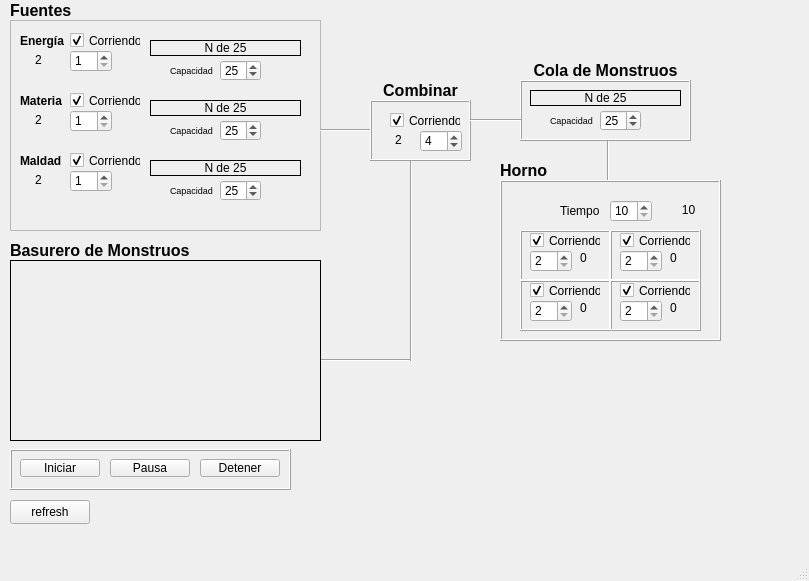
Ale083/ProyectosTEC, file EstructurasDeDatos(cpp)/MonsterFactoryProject2024130345/mainwindow.ui: the form before one commit.
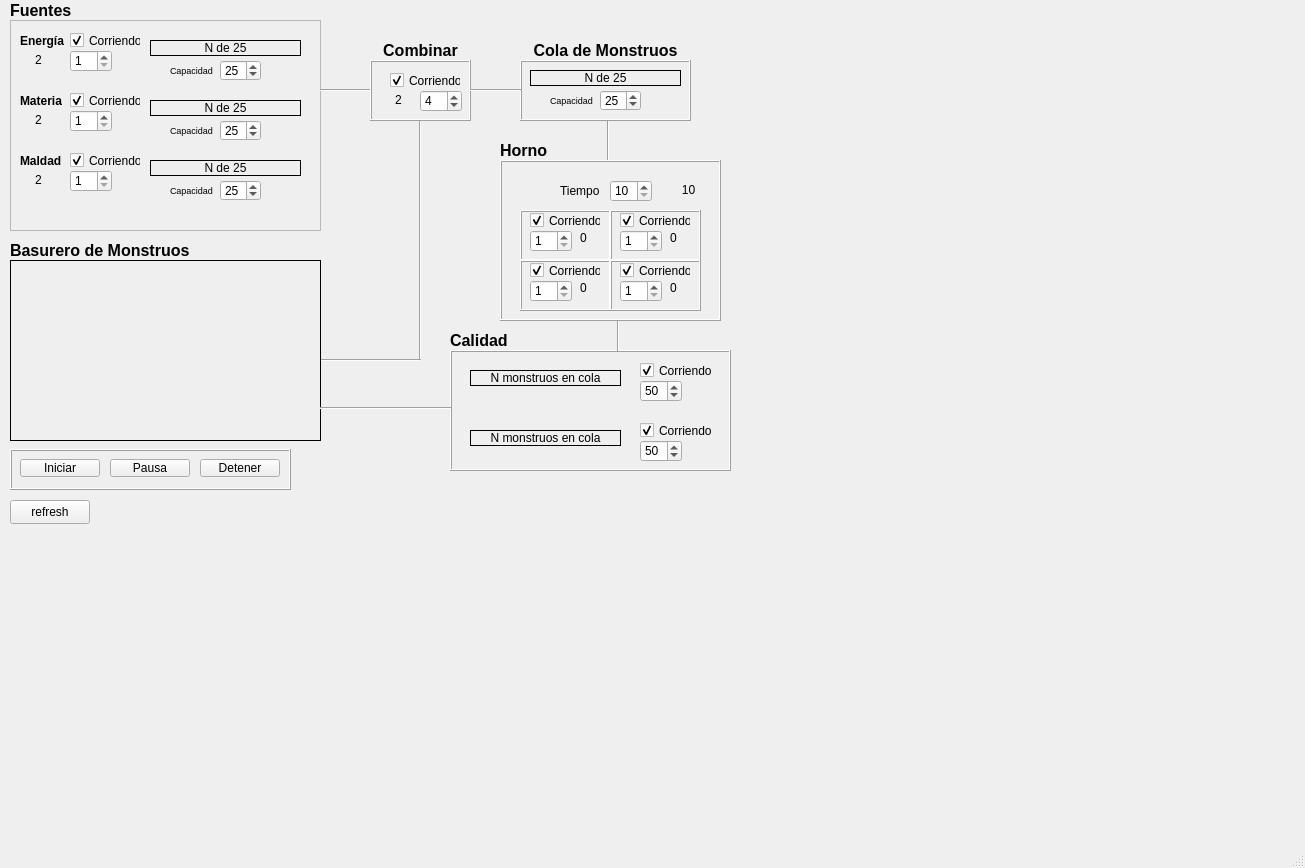
The form after the commit.

Commit message: Crashea cuando se acerca al fin del horno

```diff
--- a/EstructurasDeDatos(cpp)/MonsterFactoryProject2024130345/mainwindow.ui
+++ b/EstructurasDeDatos(cpp)/MonsterFactoryProject2024130345/mainwindow.ui
@@ -6,8 +6,8 @@
    <rect>
     <x>0</x>
     <y>0</y>
-    <width>809</width>
-    <height>581</height>
+    <width>1305</width>
+    <height>868</height>
    </rect>
   </property>
   <property name="windowTitle">
@@ -494,7 +494,7 @@
     <property name="geometry">
      <rect>
       <x>320</x>
-      <y>120</y>
+      <y>80</y>
       <width>51</width>
       <height>20</height>
      </rect>
@@ -507,7 +507,7 @@
     <property name="geometry">
      <rect>
       <x>370</x>
-      <y>100</y>
+      <y>60</y>
       <width>101</width>
       <height>61</height>
      </rect>
@@ -580,7 +580,7 @@
     <property name="geometry">
      <rect>
       <x>370</x>
-      <y>80</y>
+      <y>40</y>
       <width>101</width>
       <height>21</height>
      </rect>
@@ -601,10 +601,10 @@
    <widget class="Line" name="line_2">
     <property name="geometry">
      <rect>
-      <x>403</x>
-      <y>160</y>
-      <width>16</width>
-      <height>201</height>
+      <x>410</x>
+      <y>120</y>
+      <width>20</width>
+      <height>241</height>
      </rect>
     </property>
     <property name="orientation">
@@ -616,7 +616,7 @@
      <rect>
       <x>320</x>
       <y>350</y>
-      <width>91</width>
+      <width>101</width>
       <height>20</height>
      </rect>
     </property>
@@ -666,7 +666,7 @@
     <property name="geometry">
      <rect>
       <x>520</x>
-      <y>60</y>
+      <y>40</y>
       <width>171</width>
       <height>21</height>
      </rect>
@@ -688,7 +688,7 @@
     <property name="geometry">
      <rect>
       <x>520</x>
-      <y>80</y>
+      <y>60</y>
       <width>171</width>
       <height>61</height>
      </rect>
@@ -775,7 +775,7 @@
     <property name="geometry">
      <rect>
       <x>470</x>
-      <y>110</y>
+      <y>80</y>
       <width>51</width>
       <height>20</height>
      </rect>
@@ -788,7 +788,7 @@
     <property name="geometry">
      <rect>
       <x>600</x>
-      <y>140</y>
+      <y>120</y>
       <width>16</width>
       <height>41</height>
      </rect>
@@ -801,7 +801,7 @@
     <property name="geometry">
      <rect>
       <x>500</x>
-      <y>180</y>
+      <y>160</y>
       <width>221</width>
       <height>161</height>
      </rect>
@@ -888,7 +888,7 @@
        </rect>
       </property>
       <property name="minimum">
-       <number>2</number>
+       <number>1</number>
       </property>
       <property name="maximum">
        <number>4</number>
@@ -952,7 +952,7 @@
        </rect>
       </property>
       <property name="minimum">
-       <number>2</number>
+       <number>1</number>
       </property>
       <property name="maximum">
        <number>4</number>
@@ -1016,7 +1016,7 @@
        </rect>
       </property>
       <property name="minimum">
-       <number>2</number>
+       <number>1</number>
       </property>
       <property name="maximum">
        <number>4</number>
@@ -1080,7 +1080,7 @@
        </rect>
       </property>
       <property name="minimum">
-       <number>2</number>
+       <number>1</number>
       </property>
       <property name="maximum">
        <number>4</number>
@@ -1124,7 +1124,7 @@
     <property name="geometry">
      <rect>
       <x>500</x>
-      <y>160</y>
+      <y>140</y>
       <width>171</width>
       <height>21</height>
      </rect>
@@ -1210,6 +1210,214 @@
      <string>refresh</string>
     </property>
    </widget>
+   <widget class="QFrame" name="frmCalidad">
+    <property name="geometry">
+     <rect>
+      <x>450</x>
+      <y>350</y>
+      <width>281</width>
+      <height>121</height>
+     </rect>
+    </property>
+    <property name="frameShape">
+     <enum>QFrame::Shape::Box</enum>
+    </property>
+    <property name="frameShadow">
+     <enum>QFrame::Shadow::Raised</enum>
+    </property>
+    <widget class="QCheckBox" name="checkBoxRobot1">
+     <property name="geometry">
+      <rect>
+       <x>190</x>
+       <y>10</y>
+       <width>81</width>
+       <height>21</height>
+      </rect>
+     </property>
+     <property name="text">
+      <string>Corriendo</string>
+     </property>
+     <property name="checked">
+      <bool>true</bool>
+     </property>
+    </widget>
+    <widget class="QSpinBox" name="sbxProbaRobot1">
+     <property name="enabled">
+      <bool>true</bool>
+     </property>
+     <property name="geometry">
+      <rect>
+       <x>190</x>
+       <y>30</y>
+       <width>42</width>
+       <height>22</height>
+      </rect>
+     </property>
+     <property name="minimum">
+      <number>0</number>
+     </property>
+     <property name="maximum">
+      <number>100</number>
+     </property>
+     <property name="value">
+      <number>50</number>
+     </property>
+    </widget>
+    <widget class="QCheckBox" name="checkBoxRobot2">
+     <property name="geometry">
+      <rect>
+       <x>190</x>
+       <y>70</y>
+       <width>81</width>
+       <height>21</height>
+      </rect>
+     </property>
+     <property name="text">
+      <string>Corriendo</string>
+     </property>
+     <property name="checked">
+      <bool>true</bool>
+     </property>
+    </widget>
+    <widget class="QSpinBox" name="sbxProbaRobot2">
+     <property name="enabled">
+      <bool>true</bool>
+     </property>
+     <property name="geometry">
+      <rect>
+       <x>190</x>
+       <y>90</y>
+       <width>42</width>
+       <height>22</height>
+      </rect>
+     </property>
+     <property name="minimum">
+      <number>0</number>
+     </property>
+     <property name="maximum">
+      <number>100</number>
+     </property>
+     <property name="value">
+      <number>50</number>
+     </property>
+    </widget>
+    <widget class="QLabel" name="lblColaRobot1">
+     <property name="geometry">
+      <rect>
+       <x>20</x>
+       <y>20</y>
+       <width>151</width>
+       <height>16</height>
+      </rect>
+     </property>
+     <property name="autoFillBackground">
+      <bool>false</bool>
+     </property>
+     <property name="frameShape">
+      <enum>QFrame::Shape::Box</enum>
+     </property>
+     <property name="frameShadow">
+      <enum>QFrame::Shadow::Plain</enum>
+     </property>
+     <property name="text">
+      <string>N monstruos en cola</string>
+     </property>
+     <property name="alignment">
+      <set>Qt::AlignmentFlag::AlignCenter</set>
+     </property>
+     <property name="wordWrap">
+      <bool>false</bool>
+     </property>
+     <property name="margin">
+      <number>0</number>
+     </property>
+     <property name="indent">
+      <number>-1</number>
+     </property>
+    </widget>
+    <widget class="QLabel" name="lblColaRobot2">
+     <property name="geometry">
+      <rect>
+       <x>20</x>
+       <y>80</y>
+       <width>151</width>
+       <height>16</height>
+      </rect>
+     </property>
+     <property name="autoFillBackground">
+      <bool>false</bool>
+     </property>
+     <property name="frameShape">
+      <enum>QFrame::Shape::Box</enum>
+     </property>
+     <property name="frameShadow">
+      <enum>QFrame::Shadow::Plain</enum>
+     </property>
+     <property name="text">
+      <string>N monstruos en cola</string>
+     </property>
+     <property name="alignment">
+      <set>Qt::AlignmentFlag::AlignCenter</set>
+     </property>
+     <property name="wordWrap">
+      <bool>false</bool>
+     </property>
+     <property name="margin">
+      <number>0</number>
+     </property>
+     <property name="indent">
+      <number>-1</number>
+     </property>
+    </widget>
+   </widget>
+   <widget class="Line" name="line_6">
+    <property name="geometry">
+     <rect>
+      <x>610</x>
+      <y>320</y>
+      <width>16</width>
+      <height>31</height>
+     </rect>
+    </property>
+    <property name="orientation">
+     <enum>Qt::Orientation::Vertical</enum>
+    </property>
+   </widget>
+   <widget class="Line" name="line_7">
+    <property name="geometry">
+     <rect>
+      <x>320</x>
+      <y>400</y>
+      <width>131</width>
+      <height>16</height>
+     </rect>
+    </property>
+    <property name="orientation">
+     <enum>Qt::Orientation::Horizontal</enum>
+    </property>
+   </widget>
+   <widget class="QLabel" name="lblHorno_2">
+    <property name="geometry">
+     <rect>
+      <x>450</x>
+      <y>330</y>
+      <width>171</width>
+      <height>21</height>
+     </rect>
+    </property>
+    <property name="font">
+     <font>
+      <pointsize>12</pointsize>
+      <bold>true</bold>
+     </font>
+    </property>
+    <property name="text">
+     <string>Calidad</string>
+    </property>
+    <property name="alignment">
+     <set>Qt::AlignmentFlag::AlignLeading|Qt::AlignmentFlag::AlignLeft|Qt::AlignmentFlag::AlignVCenter</set>
+    </property>
+   </widget>
   </widget>
   <widget class="QMenuBar" name="menubar">
    <property name="geometry">
```
Left out of the diff: 2 changed lines with no effect on the pictures. The commit also changes 27 other files.
